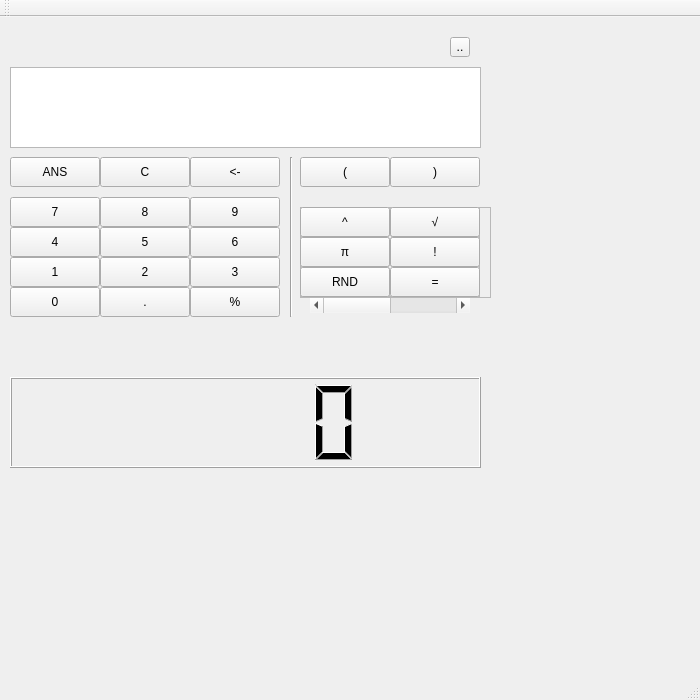
This is src/mainwindow.ui in Trsak/Black-Coconuts as Qt 5 draws it before an edit. The edited form follows.
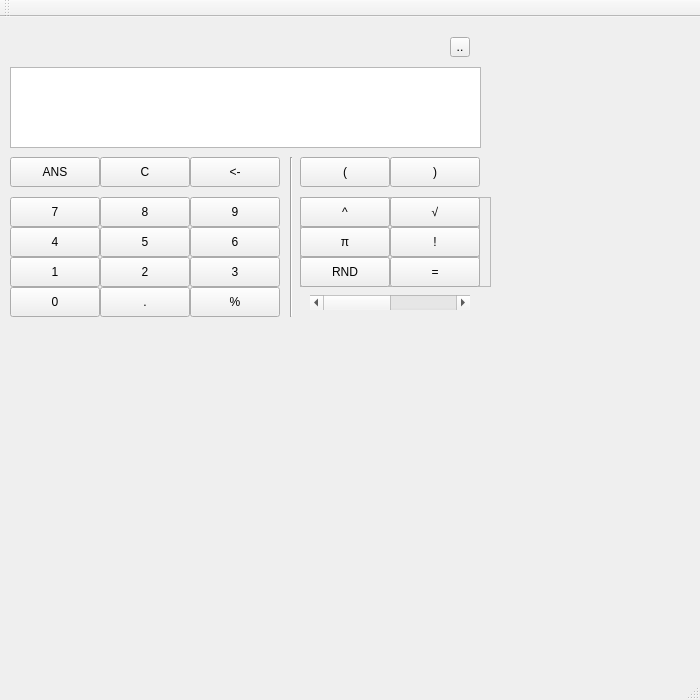
This is the edited form.

Commit message: Button position

Diff of the .ui file:
```diff
--- a/src/mainwindow.ui
+++ b/src/mainwindow.ui
@@ -209,16 +209,6 @@
      <string>C</string>
     </property>
    </widget>
-   <widget class="QLCDNumber" name="lcdNumber">
-    <property name="geometry">
-     <rect>
-      <x>10</x>
-      <y>360</y>
-      <width>471</width>
-      <height>91</height>
-     </rect>
-    </property>
-   </widget>
    <widget class="QToolButton" name="buttonSettings">
     <property name="geometry">
      <rect>
@@ -275,9 +265,9 @@
     <property name="geometry">
      <rect>
       <x>310</x>
-      <y>280</y>
+      <y>278</y>
       <width>160</width>
-      <height>16</height>
+      <height>15</height>
      </rect>
     </property>
     <property name="maximum">
@@ -303,7 +293,7 @@
     <property name="geometry">
      <rect>
       <x>300</x>
-      <y>190</y>
+      <y>180</y>
       <width>180</width>
       <height>90</height>
      </rect>
@@ -384,9 +374,9 @@
     <property name="geometry">
      <rect>
       <x>300</x>
-      <y>190</y>
+      <y>180</y>
       <width>191</width>
-      <height>91</height>
+      <height>90</height>
      </rect>
     </property>
     <property name="frameShape">
@@ -465,7 +455,7 @@
     <property name="geometry">
      <rect>
       <x>390</x>
-      <y>250</y>
+      <y>240</y>
       <width>90</width>
       <height>30</height>
      </rect>
```
The commit also changes 1 other file.
